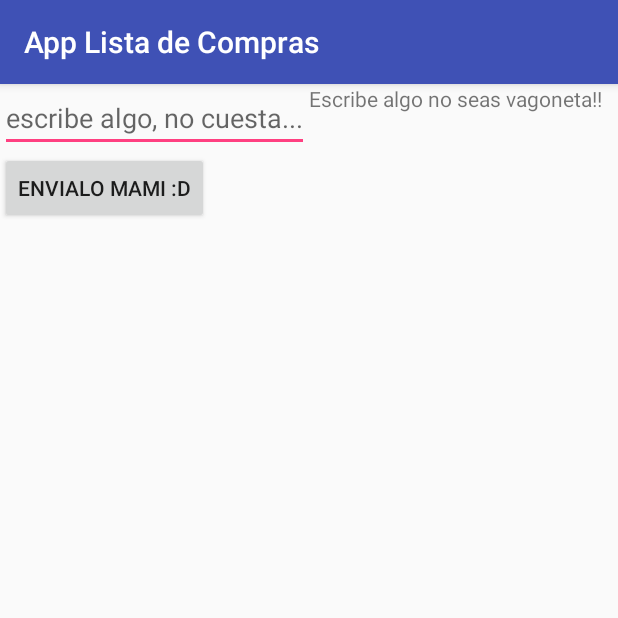
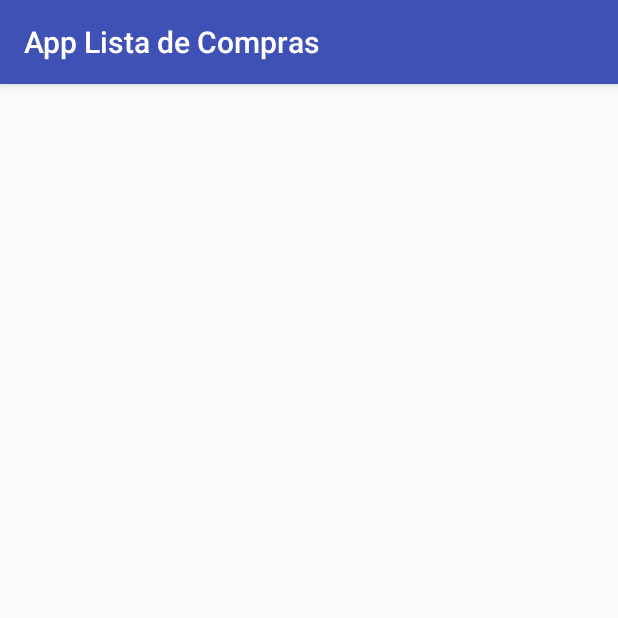
Before and after one commit to alexjalg/App-Lista-de-Compras, an Android app: the screen it shows after launch (MainActivity), on a phone screen of 412 x 824 dp, the top half of it. Run offline under Robolectric (Android 15) with nearby library versions, the phone set to English and light mode, and no system bars.

Commit message:
18.- Configuración necesaria, se eliminaron los archivos del fragment

```diff
--- a/app/build.gradle
+++ b/app/build.gradle
@@ -26,4 +26,6 @@ dependencies {
     })
     compile 'com.android.support:appcompat-v7:23.4.0'
     testCompile 'junit:junit:4.12'
+    compile 'com.android.support:design:23.4.0'
+    compile 'com.android.support:recyclerview-v7:23.4.+'
 }
--- a/app/src/main/AndroidManifest.xml
+++ b/app/src/main/AndroidManifest.xml
@@ -8,7 +8,7 @@
         android:label="@string/app_name"
         android:supportsRtl="true"
         android:theme="@style/AppTheme">
-        <activity android:name=".MainActivity">
+        <activity android:name=".activities.MainActivity">
             <intent-filter>
                 <action android:name="android.intent.action.MAIN" />
 
--- a/app/src/main/java/alexjalg/compras/de/lista/app/com/applistadecompras/EnviarMensaje.java
+++ /dev/null
@@ -1,9 +0,0 @@
-package alexjalg.compras.de.lista.app.com.applistadecompras;
-
-/**
- * Created by alejandro on 16/10/16.
- */
-
-public interface EnviarMensaje {
-    public void enviarDatos(String mensaje);
-}
--- a/app/src/main/java/alexjalg/compras/de/lista/app/com/applistadecompras/MainActivity.java
+++ /dev/null
@@ -1,21 +0,0 @@
-package alexjalg.compras.de.lista.app.com.applistadecompras;
-
-import android.support.v7.app.AppCompatActivity;
-import android.os.Bundle;
-
-import alexjalg.compras.de.lista.app.com.applistadecompras.fragments.Derecha;
-
-public class MainActivity extends AppCompatActivity implements EnviarMensaje{
-
-    @Override
-    protected void onCreate(Bundle savedInstanceState) {
-        super.onCreate(savedInstanceState);
-        setContentView(R.layout.activity_main);
-    }
-
-    @Override
-    public void enviarDatos(String mensaje) {
-        Derecha derecha = (Derecha)getFragmentManager().findFragmentById(R.id.derecha);
-        derecha.obtenerDatos(mensaje);
-    }
-}
--- /dev/null
+++ b/app/src/main/java/alexjalg/compras/de/lista/app/com/applistadecompras/activities/MainActivity.java
@@ -0,0 +1,16 @@
+package alexjalg.compras.de.lista.app.com.applistadecompras.activities;
+
+import android.support.v7.app.AppCompatActivity;
+import android.os.Bundle;
+
+import alexjalg.compras.de.lista.app.com.applistadecompras.R;
+
+public class MainActivity extends AppCompatActivity{
+
+    @Override
+    protected void onCreate(Bundle savedInstanceState) {
+        super.onCreate(savedInstanceState);
+        setContentView(R.layout.activity_main);
+    }
+
+}
--- a/app/src/main/java/alexjalg/compras/de/lista/app/com/applistadecompras/fragments/Derecha.java
+++ /dev/null
@@ -1,32 +0,0 @@
-package alexjalg.compras.de.lista.app.com.applistadecompras.fragments;
-
-import android.app.Fragment;
-import android.os.Bundle;
-import android.view.LayoutInflater;
-import android.view.View;
-import android.view.ViewGroup;
-import android.widget.TextView;
-
-import alexjalg.compras.de.lista.app.com.applistadecompras.R;
-
-/**
- * Created by alejandro on 15/10/16.
- */
-
-public class Derecha extends Fragment{
-    View rootView;
-    TextView textView;
-    public View onCreateView(
-            LayoutInflater inflater,
-            ViewGroup container,
-            Bundle savedInstanceState
-        ){
-        rootView = inflater.inflate(R.layout.derecha  , container, false);
-        textView = (TextView)rootView.findViewById(R.id.textView);
-        return rootView;
-    }
-
-    public void obtenerDatos(String mensaje) {
-        textView.setText(mensaje);
-    }
-}
--- a/app/src/main/java/alexjalg/compras/de/lista/app/com/applistadecompras/fragments/Izquierda.java
+++ /dev/null
@@ -1,53 +0,0 @@
-package alexjalg.compras.de.lista.app.com.applistadecompras.fragments;
-
-import android.app.Activity;
-import android.app.Fragment;
-import android.content.Context;
-import android.os.Bundle;
-import android.view.LayoutInflater;
-import android.view.View;
-import android.view.ViewGroup;
-import android.widget.Button;
-import android.widget.EditText;
-
-import alexjalg.compras.de.lista.app.com.applistadecompras.EnviarMensaje;
-import alexjalg.compras.de.lista.app.com.applistadecompras.R;
-
-/**
- * Created by alejandro on 15/10/16.
- */
-
-public class Izquierda extends Fragment{
-
-    View rootView;
-    EditText editText;
-    Button button;
-    EnviarMensaje EM;
-
-    public View onCreateView(
-            LayoutInflater inflater,
-            ViewGroup container,
-            Bundle savedInstanceState
-    ){
-        rootView = inflater.inflate(R.layout.izquierda, container, false);
-        editText = (EditText)rootView.findViewById(R.id.editText);
-        button = (Button)rootView.findViewById(R.id.button);
-        button.setOnClickListener(new View.OnClickListener(){
-            @Override
-            public void onClick(View v) {
-                String mensaje = editText.getText().toString();
-                EM.enviarDatos(mensaje);
-            }
-        });
-        return rootView;
-    }
-
-    public void onAttach(Activity context){
-        super.onAttach(context);
-        try {
-            EM = (EnviarMensaje)context;
-        }catch (ClassCastException e){
-            throw new ClassCastException("Necesita implementar");
-        }
-    }
-}
--- a/app/src/main/res/layout/activity_main.xml
+++ b/app/src/main/res/layout/activity_main.xml
@@ -5,21 +5,6 @@
     android:layout_width="match_parent"
     android:layout_height="match_parent"
     android:orientation="horizontal"
-    tools:context="alexjalg.compras.de.lista.app.com.applistadecompras.MainActivity">
-
-    <fragment
-        android:id="@+id/izquierda"
-        android:layout_width="0dp"
-        android:layout_height="match_parent"
-        android:layout_weight=".5"
-        class="alexjalg.compras.de.lista.app.com.applistadecompras.fragments.Izquierda"
-        />
-    <fragment
-        android:id="@+id/derecha"
-        android:layout_width="0dp"
-        android:layout_height="match_parent"
-        android:layout_weight=".5"
-        class="alexjalg.compras.de.lista.app.com.applistadecompras.fragments.Derecha"
-        />
+    tools:context="alexjalg.compras.de.lista.app.com.applistadecompras.activities.MainActivity">
 
 </LinearLayout>
--- a/app/src/main/res/layout/derecha.xml
+++ /dev/null
@@ -1,15 +0,0 @@
-<?xml version="1.0" encoding="utf-8"?>
-<LinearLayout xmlns:android="http://schemas.android.com/apk/res/android"
-    android:layout_width="match_parent"
-    android:layout_height="match_parent"
-    android:orientation="vertical"
-    >
-
-    <TextView
-        android:id="@+id/textView"
-        android:layout_width="match_parent"
-        android:layout_height="wrap_content"
-        android:text="Escribe algo no seas vagoneta!!"
-        />
-
-</LinearLayout>
--- a/app/src/main/res/layout/izquierda.xml
+++ /dev/null
@@ -1,22 +0,0 @@
-<?xml version="1.0" encoding="utf-8"?>
-<LinearLayout
-    xmlns:android="http://schemas.android.com/apk/res/android"
-    android:layout_width="match_parent"
-    android:layout_height="match_parent"
-    android:orientation="vertical"
-    >
-
-    <EditText
-        android:id="@+id/editText"
-        android:layout_width="match_parent"
-        android:layout_height="wrap_content"
-        android:hint="escribe algo, no cuesta..."
-        />
-    <Button
-        android:id="@+id/button"
-        android:layout_width="wrap_content"
-        android:layout_height="wrap_content"
-        android:text="ENVIALO MAMI :D"
-        />
-
-</LinearLayout>
```
